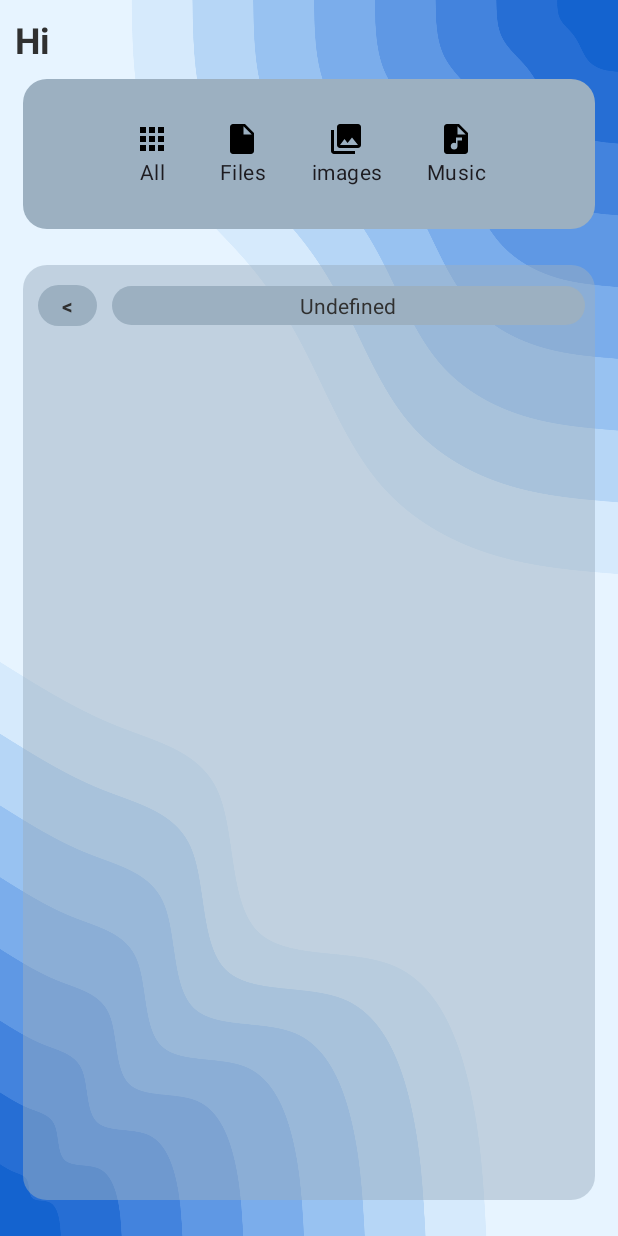
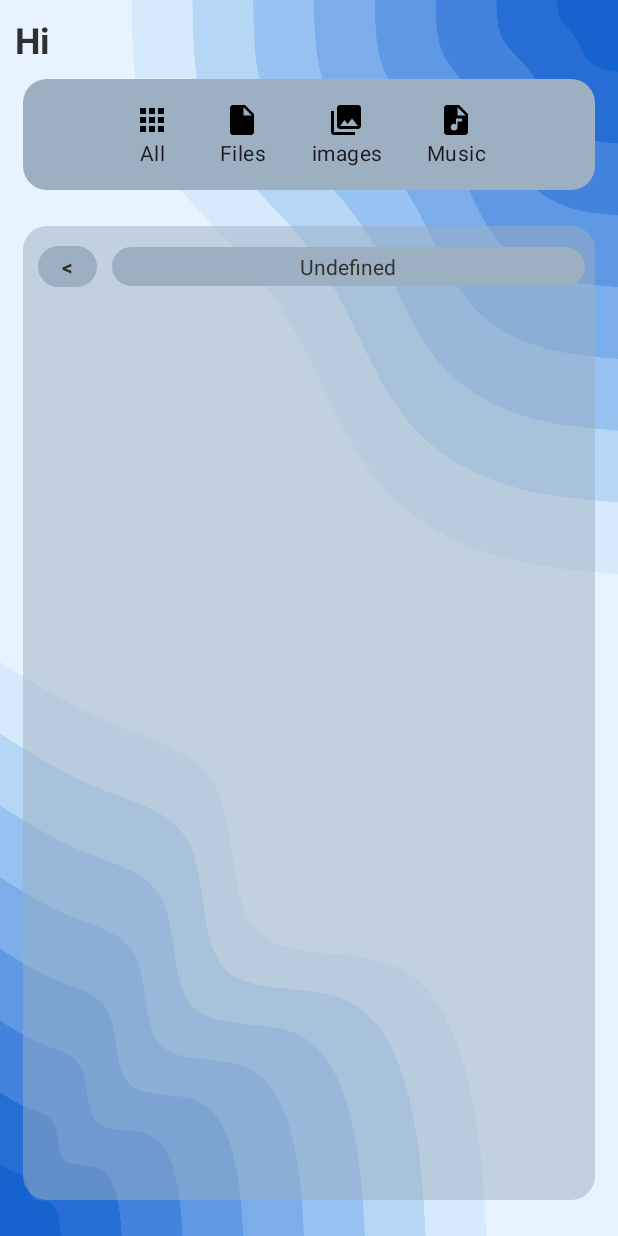
Before and after one commit to RiseGhost/Nebula_Mobile, an Android app: the layout fragment_desktop.xml on its own in the app's theme, with its tools: preview values and no code run, on a phone screen of 412 x 824 dp. Run offline under Robolectric (Android 15) with nearby library versions, the light colour scheme and no system bars.

Commit message:
Update otimize load DesktopFragment with Threads

```diff
--- /dev/null
+++ b/app/src/main/res/drawable/radiobutton_ckecked.xml
@@ -0,0 +1,9 @@
+<?xml version="1.0" encoding="utf-8"?>
+<shape xmlns:android="http://schemas.android.com/apk/res/android" android:shape="rectangle">
+    <gradient
+        android:startColor="#23FFFFFF"
+        android:centerColor="#B41E1E1E"
+        android:endColor="#23FFFFFF"
+        android:angle="270"/>
+    <corners android:radius="8dp"></corners>
+</shape>
--- /dev/null
+++ b/app/src/main/res/drawable/rb_selector.xml
@@ -0,0 +1,5 @@
+<?xml version="1.0" encoding="utf-8"?>
+<selector xmlns:android="http://schemas.android.com/apk/res/android">
+    <item android:drawable="@drawable/radiobutton_ckecked" android:state_checked="true"></item>
+    <item android:drawable="@drawable/container" android:state_checked="false"></item>
+</selector>
--- a/app/src/main/res/layout/fragment_desktop.xml
+++ b/app/src/main/res/layout/fragment_desktop.xml
@@ -36,7 +36,7 @@
 
         <HorizontalScrollView
             android:layout_width="match_parent"
-            android:layout_height="100dp"
+            android:layout_height="wrap_content"
             android:background="@drawable/container"
             android:layout_marginLeft="15dp"
             android:layout_marginRight="15dp"
@@ -44,7 +44,7 @@
             android:layout_gravity="center">
             <LinearLayout
                 android:layout_width="wrap_content"
-                android:layout_height="match_parent"
+                android:layout_height="wrap_content"
                 android:orientation="horizontal"
                 android:layout_gravity="center">
 
@@ -64,9 +64,9 @@
                         android:drawableTop="?attr/RadioButtonAllIcon"
                         android:text="All"
                         android:gravity="center"
-                        android:checked="true"
                         android:layout_margin="5dp"
-                        android:padding="10dp" />
+                        android:padding="10dp"
+                        android:background="@drawable/rb_selector"/>
 
                     <RadioButton
                         android:id="@+id/rb_files"
@@ -78,7 +78,8 @@
                         android:text="Files"
                         android:gravity="center"
                         android:layout_margin="5dp"
-                        android:padding="10dp"/>
+                        android:padding="10dp"
+                        android:background="@drawable/rb_selector"/>
 
                     <RadioButton
                         android:id="@+id/rb_images"
@@ -89,7 +90,8 @@
                         android:text="images"
                         android:gravity="center"
                         android:layout_margin="5dp"
-                        android:padding="10dp"/>
+                        android:padding="10dp"
+                        android:background="@drawable/rb_selector"/>
 
                     <RadioButton
                         android:id="@+id/rb_music"
@@ -100,10 +102,23 @@
                         android:text="Music"
                         android:gravity="center"
                         android:layout_margin="5dp"
-                        android:padding="10dp"/>
+                        android:padding="10dp"
+                        android:background="@drawable/rb_selector"/>
                 </RadioGroup>
             </LinearLayout>
         </HorizontalScrollView>
+
+
+
+        <androidx.constraintlayout.widget.ConstraintLayout
+            android:layout_width="match_parent"
+            android:layout_height="match_parent">
+
+            <LinearLayout
+                android:layout_width="match_parent"
+                android:layout_height="match_parent"
+                android:orientation="vertical"
+                app:layout_constraintBottom_toBottomOf="parent">
 
                 <com.riseghost.nebulamobile.XMLElements.ExplorerPath
                     android:id="@+id/ExplorerPath"
@@ -128,8 +143,7 @@
                     app:layout_constraintBottom_toBottomOf="parent"
                     app:layout_constraintEnd_toEndOf="parent"
                     app:layout_constraintHorizontal_bias="0.0"
-            app:layout_constraintStart_toStartOf="parent"
-            app:layout_constraintTop_toBottomOf="@+id/view">
+                    app:layout_constraintStart_toStartOf="parent">
 
 
                     <com.riseghost.nebulamobile.XMLElements.Explorer
@@ -141,5 +155,9 @@
                     </com.riseghost.nebulamobile.XMLElements.Explorer>
 
                 </ScrollView>
+
+            </LinearLayout>
+
+        </androidx.constraintlayout.widget.ConstraintLayout>
     </LinearLayout>
 </androidx.constraintlayout.widget.ConstraintLayout>
```
Also changed, not shown: app/src/main/java/com/riseghost/nebulamobile/XMLElements/Explorer.java (+25 -9 lines), app/src/main/java/com/riseghost/nebulamobile/ui/desktop/DesktopFragment.java (+23 -32 lines). Lines whose indentation alone changed are shown as unchanged.
